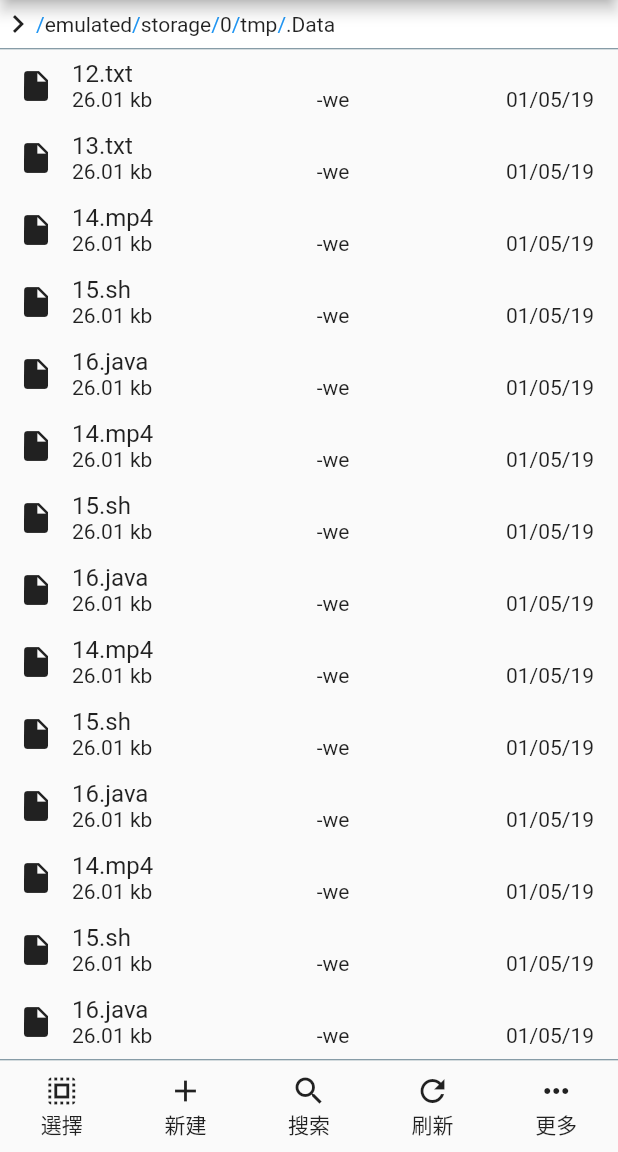
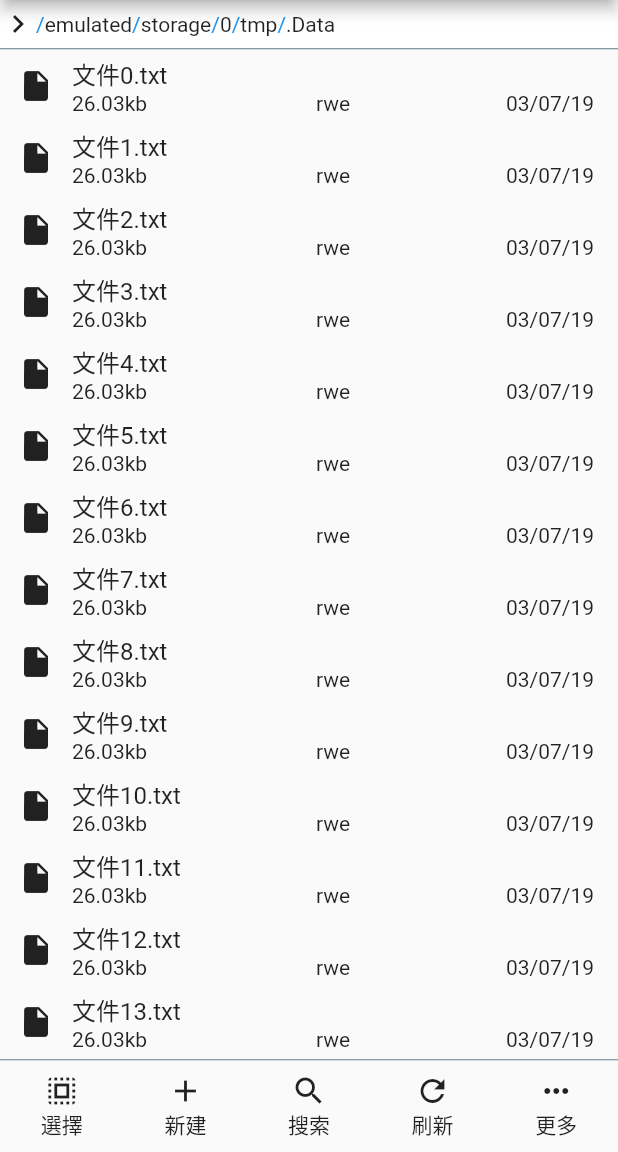
Before and after one commit to CreeperSan/FileManager, a Flutter app: the screen it shows after launch, on a phone screen of 412 x 824 dp, the part 84-1236 px from its top. Run offline on Flutter 3.47's test engine with Material 2 defaults, Android fonts, the light colour scheme and no system bars; our stand-ins replace fluttertoast.

Commit message:
[Update] Coding

```diff
--- a/lib/Widget/Page/Pagers/FilePager.dart
+++ b/lib/Widget/Page/Pagers/FilePager.dart
@@ -28,13 +28,24 @@ class _FilePagerState extends State<FilePager>{
   static const int _stateSuccess = 1;
   static const int _stateRefreshing = 2;
   static const int _stateSearching = 3;
+  static const int _stateSelecting = 4;
 
   int currentState = _stateSuccess;
 
+  FileStack fileStack = FileStack();
 
   @override
   void initState() {
     super.initState();
+    // 初始化虛擬數據
+    FolderItem item = FolderItem();
+    item.folderName = "folder";
+    for(int i=0; i<64; i++){
+      FileItem tmpItem = FileItem();
+      tmpItem.name = "文件$i.txt";
+      item._fileList.add(tmpItem);
+    }
+    fileStack.fileStack.add(item);
   }
 
   @override
@@ -61,30 +72,10 @@ class _FilePagerState extends State<FilePager>{
 
   Widget _getContentWidget(){
     switch(currentState){
+      case _stateSelecting:
       case _stateSuccess:
         return ListView(children: <Widget>[
-          Column(mainAxisAlignment: MainAxisAlignment.center, children: <Widget>[
-            _getFileItemWidget("12.txt", "26.01 kb", "-we", "01/05/19"),
-            _getFileItemWidget("13.txt", "26.01 kb", "-we", "01/05/19"),
-            _getFileItemWidget("14.mp4", "26.01 kb", "-we", "01/05/19"),
-            _getFileItemWidget("15.sh", "26.01 kb", "-we", "01/05/19"),
-            _getFileItemWidget("16.java", "26.01 kb", "-we", "01/05/19"),
-            _getFileItemWidget("14.mp4", "26.01 kb", "-we", "01/05/19"),
-            _getFileItemWidget("15.sh", "26.01 kb", "-we", "01/05/19"),
-            _getFileItemWidget("16.java", "26.01 kb", "-we", "01/05/19"),
-            _getFileItemWidget("14.mp4", "26.01 kb", "-we", "01/05/19"),
-            _getFileItemWidget("15.sh", "26.01 kb", "-we", "01/05/19"),
-            _getFileItemWidget("16.java", "26.01 kb", "-we", "01/05/19"),
-            _getFileItemWidget("14.mp4", "26.01 kb", "-we", "01/05/19"),
-            _getFileItemWidget("15.sh", "26.01 kb", "-we", "01/05/19"),
-            _getFileItemWidget("16.java", "26.01 kb", "-we", "01/05/19"),
-            _getFileItemWidget("14.mp4", "26.01 kb", "-we", "01/05/19"),
-            _getFileItemWidget("15.sh", "26.01 kb", "-we", "01/05/19"),
-            _getFileItemWidget("16.java", "26.01 kb", "-we", "01/05/19"),
-            _getFileItemWidget("14.mp4", "26.01 kb", "-we", "01/05/19"),
-            _getFileItemWidget("15.sh", "26.01 kb", "-we", "01/05/19"),
-            _getFileItemWidget("16.java", "26.01 kb", "-we", "01/05/19"),
-          ])
+          Column(mainAxisAlignment: MainAxisAlignment.center, children: _getCurrentFolderFileWidgetList())
         ]);
       case _stateRefreshing:
         return Column(mainAxisSize: MainAxisSize.max, mainAxisAlignment: MainAxisAlignment.center,crossAxisAlignment: CrossAxisAlignment.center, children: <Widget>[
@@ -99,7 +90,11 @@ class _FilePagerState extends State<FilePager>{
 
   /// 點擊事件
   void _onSelectTap(){
-
+    if(currentState == _stateSuccess){
+      setState(() { currentState = _stateSelecting; });
+    }else if(currentState == _stateSelecting){
+      setState(() { currentState = _stateSuccess; });
+    }
   }
 
   void _onNewTap(){
@@ -203,7 +198,68 @@ class _FilePagerState extends State<FilePager>{
     ]);
   }
 
+  List<Widget> _getCurrentFolderFileWidgetList(){
+    List<Widget> widgetList = [];
+    fileStack.fileStack[0]._fileList.forEach((fileItem){
+      widgetList.add(_getFileItemWidgett(fileItem));
+    });
+    return widgetList;
+  }
+
+  Widget _getFileItemWidgett(FileItem fileItem){
+    if(currentState == _stateSelecting){
+      return Row(children: <Widget>[
+        Container(width: 48, height: 48, child: Icon(Icons.insert_drive_file)),
+        Expanded(child: Column(children: <Widget>[
+          Row(children: <Widget>[
+            Text(fileItem.name, style: TextStyle(fontSize: 16))
+          ]),
+          Padding(padding: EdgeInsets.only(right: 16), child: Row(children: <Widget>[
+            Expanded(child: Text(fileItem.getFileSize(), textAlign: TextAlign.left)),
+            Expanded(child: Text(fileItem.getPermissionText(), textAlign: TextAlign.center)),
+            Expanded(child: Text(fileItem.getModifyTime(), textAlign: TextAlign.right)),
+          ]))
+        ])),
+        Checkbox(value: fileItem.isSelected, onChanged: (newState){
+          setState(() { fileItem.isSelected = !fileItem.isSelected; });
+        })
+      ]);
+    }else{
+      return Row(children: <Widget>[
+        Container(width: 48, height: 48, child: Icon(Icons.insert_drive_file)),
+        Expanded(child: Column(children: <Widget>[
+          Row(children: <Widget>[
+            Text(fileItem.name, style: TextStyle(fontSize: 16))
+          ]),
+          Padding(padding: EdgeInsets.only(right: 16), child: Row(children: <Widget>[
+            Expanded(child: Text(fileItem.getFileSize(), textAlign: TextAlign.left)),
+            Expanded(child: Text(fileItem.getPermissionText(), textAlign: TextAlign.center)),
+            Expanded(child: Text(fileItem.getModifyTime(), textAlign: TextAlign.right)),
+          ]))
+        ]))
+      ]);
+    }
+  }
+
   Widget _getFileItemWidget(String fileName, String fileSize, String permission, String time){
+    if(currentState == _stateSelecting){
+      return Row(children: <Widget>[
+        Container(width: 48, height: 48, child: Icon(Icons.insert_drive_file)),
+        Expanded(child: Column(children: <Widget>[
+          Row(children: <Widget>[
+            Text(fileName, style: TextStyle(fontSize: 16))
+          ]),
+          Padding(padding: EdgeInsets.only(right: 16), child: Row(children: <Widget>[
+            Expanded(child: Text(fileSize, textAlign: TextAlign.left)),
+            Expanded(child: Text(permission, textAlign: TextAlign.center)),
+            Expanded(child: Text(time, textAlign: TextAlign.right)),
+          ]))
+        ])),
+        Checkbox(value: true, onChanged: (newState){
+
+        })
+      ]);
+    }else{
       return Row(children: <Widget>[
         Container(width: 48, height: 48, child: Icon(Icons.insert_drive_file)),
         Expanded(child: Column(children: <Widget>[
@@ -217,6 +273,7 @@ class _FilePagerState extends State<FilePager>{
           ]))
         ]))
       ]);
+    }
   }
 
   Widget _getFilePathWidget(String folderName){
@@ -233,49 +290,11 @@ class _FilePagerState extends State<FilePager>{
             child: Column(children: <Widget>[Icon(icon), Text(name)]))));
   }
 
-  Widget _getCreateDialog(BuildContext context){
-    final FILE_TYPE_FILE = 0;
-    final FILE_TYPE_DIRECTORY = 1;
-    int fileType = FILE_TYPE_FILE;
-    String dialogTitle = "創建";
-
-    return StatefulBuilder(builder: (context, state){
-
-      void onValueChange(int value){
-        print("select -> $value");
-        state(() {});
-      }
-
-      return AlertDialog(
-        title: Text(dialogTitle),
-        content: SingleChildScrollView(child: ListBody(children: <Widget>[
-          Row(children: <Widget>[
-            Expanded(child: RadioListTile(title: Text("文件"), value: FILE_TYPE_FILE, groupValue: fileType, onChanged: onValueChange)),
-            Expanded(child: RadioListTile(title: Text("文件夾"), value: FILE_TYPE_DIRECTORY, groupValue: fileType, onChanged: onValueChange)),
-            Expanded(child: RadioListTile(title: Text("???"), value: 3, groupValue: fileType, onChanged: (value){
-              fileType++;
-              fileType = fileType~/3;
-            })),
-          ]),
-          Text(fileType.toString()),
-          TextField(decoration: InputDecoration(
-              labelText: "請輸入名稱"
-          )),
-        ])),
-        actions: <Widget>[
-          FlatButton(child: Text("創建"), onPressed: ()=>{
-            Navigator.of(context).pop()
-          })
-        ],
-      );
-    });
-  }
-
 }
 
 /// 文件管理隊列
 class FileStack{
-  StackCollection<FolderItem> fileStack = StackCollection();
+  List<FolderItem> fileStack = List();
 
   String getPath(){
     return "/";
@@ -291,9 +310,23 @@ class FolderItem{
 
 /// 單個文件對象
 class FileItem{
+  bool isSelected = false;
   bool isDirectory = false;
   String path = "";
   String name = "";
+  int fileSize;
   int createTimeStamp = 0;
   int modifyTimeStamp = 0;
+
+  String getPermissionText(){
+    return "rwe";
   }
+
+  String getFileSize(){
+    return "26.03kb";
+  }
+
+  String getModifyTime(){
+    return "03/07/19";
+  }
+}
```
Lines whose indentation alone changed are shown as unchanged.
